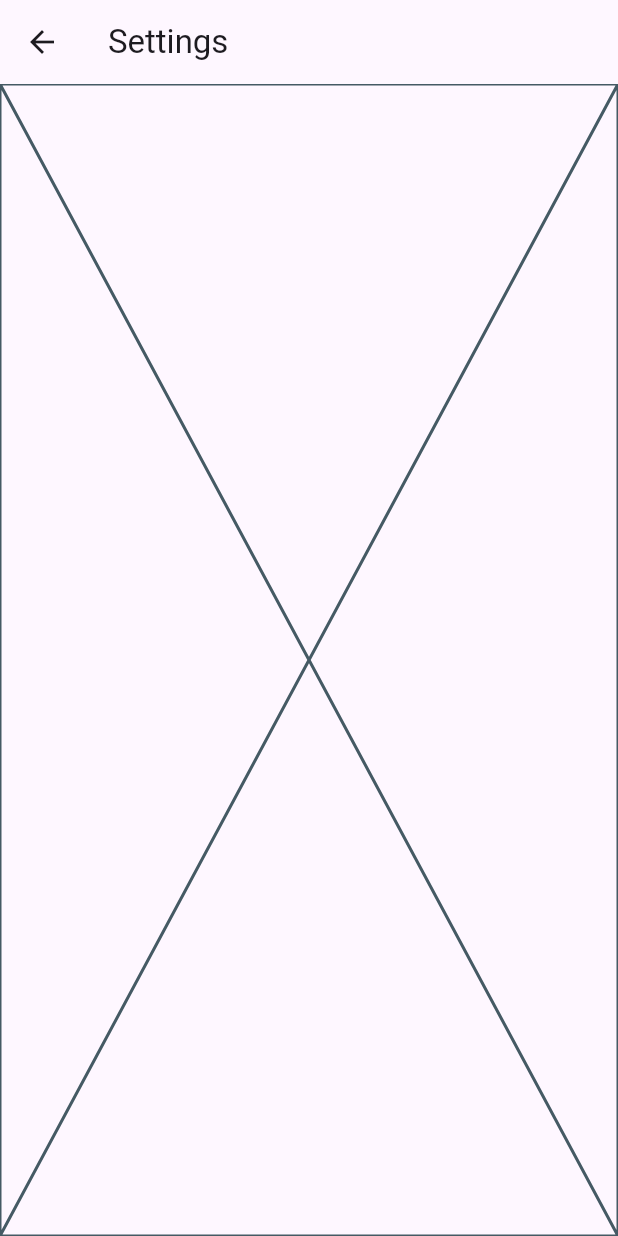
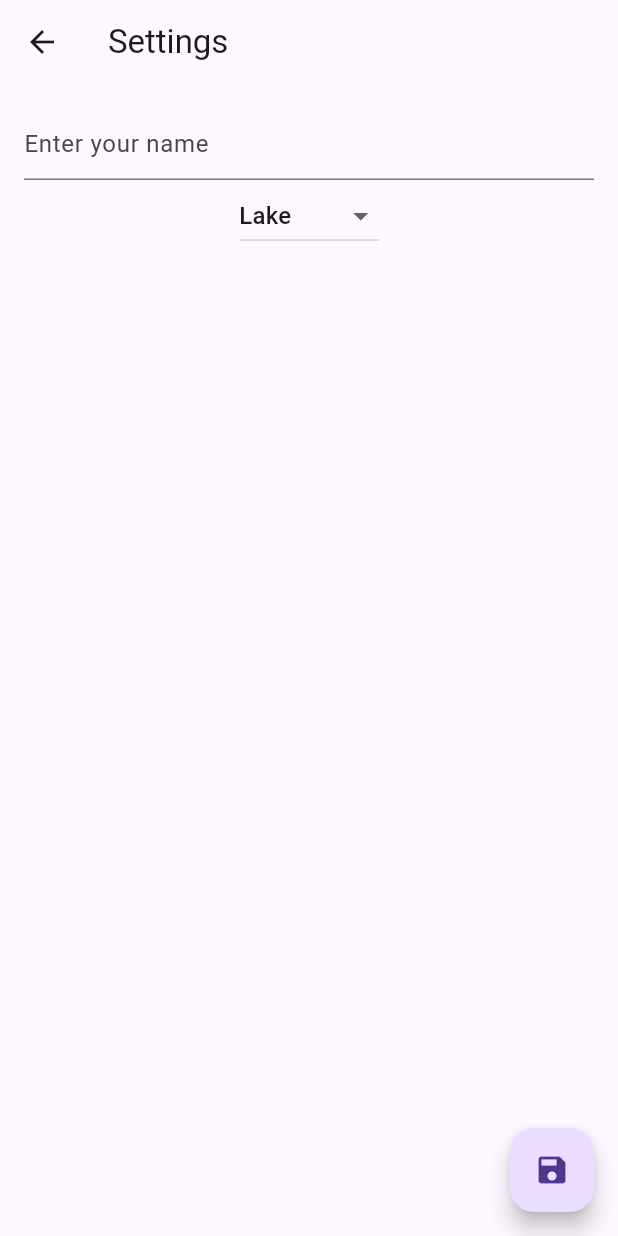
Before and after one commit to MariannSF/mindfull_app, a Flutter app: the SettingsScreen screen opened directly, on a phone screen of 412 x 824 dp. Run offline on Flutter 3.47's test engine with Material 3 defaults, Android fonts, the phone set to English and light mode, and no system bars; our stand-ins replace shared_preferences; accounts and stored records are empty.

Commit message:
added setting_screen

```diff
--- a/lib/screens/setting_screen.dart
+++ b/lib/screens/setting_screen.dart
@@ -1,4 +1,5 @@
 import 'package:flutter/material.dart';
+import 'package:mindfull_app_2/data/sp_helper.dart';
 
 class SettingsScreen extends StatefulWidget {
   const SettingsScreen({super.key});
@@ -9,11 +10,83 @@ class SettingsScreen extends StatefulWidget {
 
 //we create the UI in the state which is below
 class _SettingsScreenState extends State<SettingsScreen> {
+
+  final TextEditingController txtName = TextEditingController();
+  final List<String> _images = ['Lake', 'Mountain', 'Sea', 'Country'];
+  String _selectedImage = 'Lake';
+   final SpHelper helper = SpHelper();
+
+  @override
+  void initState() {
+
+    super.initState();
+
+    getSettings();
+  }
+
+
   @override
   Widget build(BuildContext context) {
     return Scaffold(
       appBar: AppBar(title: const Text('Settings'),),
-      body: const Placeholder() ,
+      body:  Padding(
+        padding: const EdgeInsets.all(16.0),
+        child: Column(
+          children: [TextField(
+            controller: txtName,
+            decoration:  const InputDecoration(hintText: 'Enter your name' ),
+          ),
+          DropdownButton <String> (
+            value: _selectedImage,
+            items: _images.map((String value) {
+              return DropdownMenuItem(
+                value: value,
+
+                child: Text(value));
+
+            }).toList() ,
+            onChanged: (newvalue) {
+              setState(() {
+                _selectedImage = newvalue ?? 'Lake';
+              });
+            })
+          ],
+
+
+        ),
+      ),
+
+      floatingActionButton: FloatingActionButton(
+        onPressed: (){
+         saveSettings().then((value){
+          String message = value? 'The settings have been saved'
+          :'Error: the settings were not saved';
+          ScaffoldMessenger.of(context).showSnackBar(
+              SnackBar(content: Text(message),
+          duration: const Duration(seconds: 3),)
+          );
+         });
+        },
+      child: const Icon(Icons.save),),
     );
   }
+
+  Future<bool> saveSettings()async{
+    return await helper.setSettings(txtName.text, _selectedImage);
+  }
+
+Future<void> getSettings() async {
+  Map<String,String> settings = await SpHelper().getSettings();
+
+  setState(() {
+    _selectedImage = settings['image'] ?? 'Lake';
+    txtName.text = settings['name'] ?? '';
+  });
 }
+
+@override
+  void dispose() {
+    txtName.dispose();
+    super.dispose();
+  }
+}
--- a/pubspec.yaml
+++ b/pubspec.yaml
@@ -9,6 +9,7 @@ environment:
 dependencies:
   flutter:
     sdk: flutter
+  http: ^1.2.2
   shared_preferences: ^2.3.2
 
 dev_dependencies:
```
Also changed, not shown: lib/screens/intro_screen.dart (+33 -8 lines), lib/screens/quote_screen.dart (added, +30 -0 lines), lib/data/quote.dart (added), pubspec.lock.
